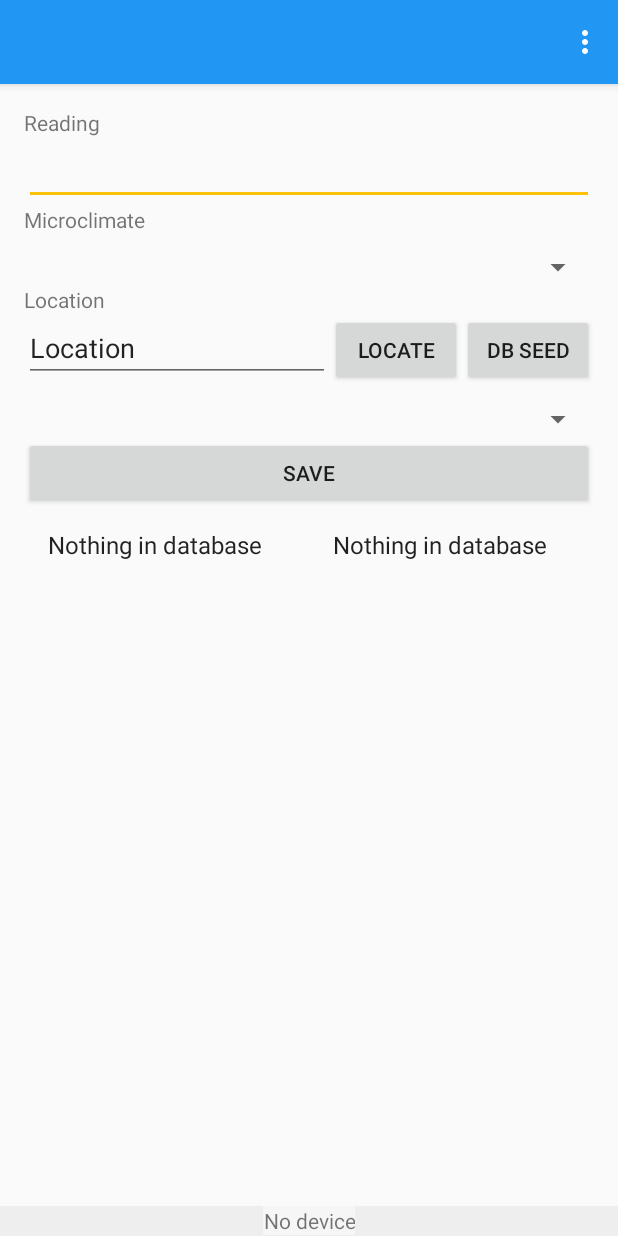
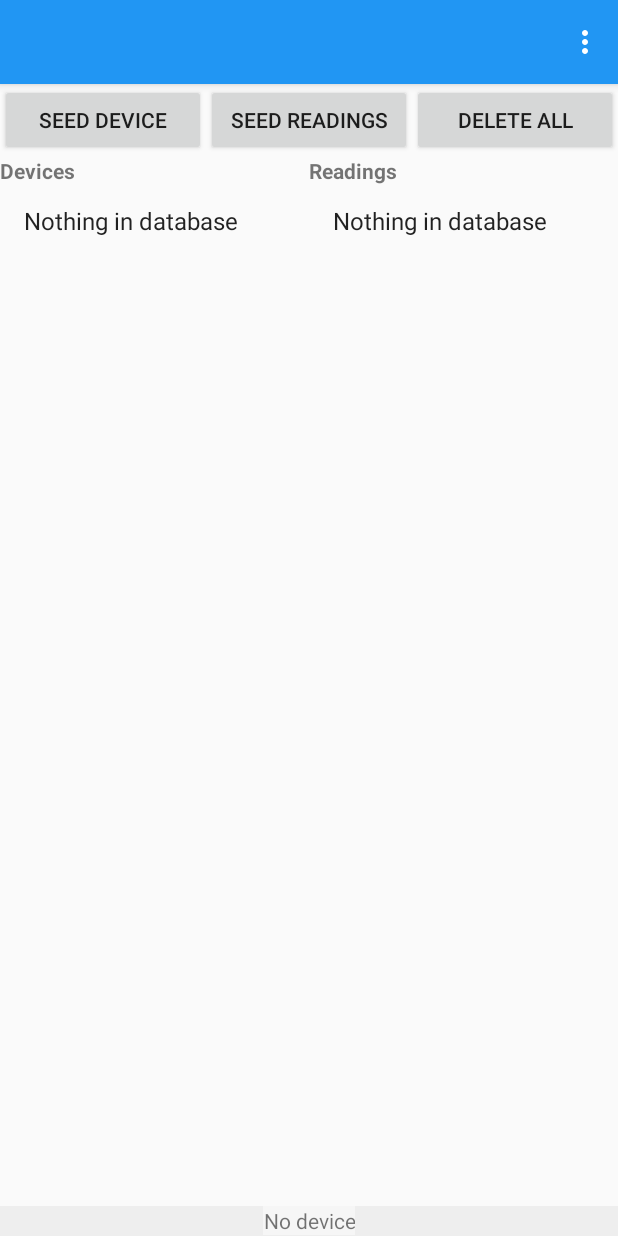
Before and after one commit to airers/viewair, an Android app: the fragment DevFragment placed in its activity, in the options menu, after a tap on an icon or button, on a phone screen of 412 x 824 dp. Run offline under Robolectric (Android 15) with nearby library versions, the phone set to English and light mode, and no system bars; libraries missing offline, so code that uses them is left out: com.jaredrummler.android, com.loopj.android, com.orm, com.orm.query, cz.msebera.android; 6 statements that could not run were skipped.

Commit message:
Cleaned up dev fragment. Provided better seeding.

```diff
--- a/app/src/main/java/com/chaijiaxun/pm25tracker/DevFragment.java
+++ b/app/src/main/java/com/chaijiaxun/pm25tracker/DevFragment.java
@@ -6,30 +6,23 @@ import android.util.Log;
 import android.view.LayoutInflater;
 import android.view.View;
 import android.view.ViewGroup;
-import android.widget.AdapterView;
 import android.widget.ArrayAdapter;
 import android.widget.Button;
-import android.widget.EditText;
 import android.widget.ListView;
-import android.widget.Spinner;
 
 import com.chaijiaxun.pm25tracker.database.DatabaseDevice;
 import com.chaijiaxun.pm25tracker.database.DatabaseSeed;
 import com.chaijiaxun.pm25tracker.database.SensorReading;
+import com.orm.query.Select;
 
-import java.text.DateFormat;
 import java.text.SimpleDateFormat;
 import java.util.ArrayList;
-import java.util.Calendar;
-import java.util.Date;
-import java.util.Random;
+import java.util.List;
 
 public class DevFragment extends Fragment {
 
-    EditText sensorReading;
     ListView readingList;
     ListView devicesList;
-    double lat, lon;
 
     public DevFragment() {
 
@@ -51,59 +44,30 @@ public class DevFragment extends Fragment {
                              Bundle savedInstanceState) {
         // Inflate the layout for this fragment
 
-        View view = inflater.inflate(R.layout.content_main, container, false);
+        View view = inflater.inflate(R.layout.fragment_dev, container, false);
 
-        final Button saveButton = (Button) view.findViewById(R.id.button_save);
-        saveButton.setOnClickListener(new View.OnClickListener() {
+
+        final Button deleteButton = (Button) view.findViewById(R.id.button_db_delete);
+        deleteButton.setOnClickListener(new View.OnClickListener() {
             public void onClick(View v) {
-                saveReading();
+                clickDbDelete();
             }
         });
 
-        final Button locateButton = (Button) view.findViewById(R.id.button_locate);
-        locateButton.setOnClickListener(new View.OnClickListener() {
+        final Button dbSeedReadingButton = (Button) view.findViewById(R.id.button_db_seed_reading);
+        dbSeedReadingButton.setOnClickListener(new View.OnClickListener() {
             public void onClick(View v) {
-                clickLocation();
+                clickDbReadingSeed();
             }
         });
 
-        final Button dbSeedButton = (Button) view.findViewById(R.id.button_db_seed);
-        dbSeedButton.setOnClickListener(new View.OnClickListener() {
+        final Button dbSeedDeviceButton = (Button) view.findViewById(R.id.button_db_seed_device);
+        dbSeedDeviceButton.setOnClickListener(new View.OnClickListener() {
             public void onClick(View v) {
-                clickDbSeed();
+                clickDbDeviceSeed();
             }
         });
 
-        Spinner spinner = (Spinner) view.findViewById(R.id.spinner_reading_filter);
-        ArrayAdapter<CharSequence> adapter = ArrayAdapter.createFromResource(getContext(),
-                R.array.microclimate_array, android.R.layout.simple_spinner_item);
-        adapter.setDropDownViewResource(android.R.layout.simple_spinner_dropdown_item);
-        spinner.setAdapter(adapter);
-        spinner.setOnItemSelectedListener(new AdapterView.OnItemSelectedListener() {
-            /**
-             * Called when a new item is selected (in the Spinner)
-             */
-            public void onItemSelected(AdapterView<?> parent, View view,
-                                       int pos, long id) {
-                String selected = (String) parent.getItemAtPosition(pos);
-                switch (selected){
-                    case "Indoors": loadReadings();
-                        break;
-                    case "Outdoors": loadReadings();
-                        break;
-                }
-                Log.d("OnDateChangeListener", (String) parent.getItemAtPosition(pos));
-                //Toast.makeText(MyActivity.this, "Hello Toast",Toast.LENGTH_SHORT).show();
-                //loadReadings();
-            }
-
-            public void onNothingSelected(AdapterView<?> parent) {
-                // Do nothing, just another required interface callback
-            }
-
-        });
-
-        sensorReading = (EditText) view.findViewById(R.id.sensor_reading);
         readingList = (ListView) view.findViewById(R.id.readings_view);
         devicesList = (ListView) view.findViewById(R.id.devices_view);
         loadReadings();
@@ -113,51 +77,38 @@ public class DevFragment extends Fragment {
 
     }
 
-    public void clickLocation() {
+    public void clickDbDelete() {
         SensorReading.deleteAll(SensorReading.class);
         DatabaseDevice.deleteAll(DatabaseDevice.class);
         loadReadings();
         loadDevices();
     }
 
-    public void clickDbSeed() {
-        DatabaseSeed.seed(10);
-        DatabaseDevice databaseDevice = new DatabaseDevice("Device Name", "123");
-        databaseDevice.save();
+    public void clickDbDeviceSeed() {
+        DatabaseSeed.seedDevice();
+
         loadReadings();
         loadDevices();
     }
 
-    public void saveReading() {
-        Log.d("MainActivity", "Saving reading");
-        String text = sensorReading.getText().toString();
-        float readingInt;
-        try {
-            readingInt = Integer.parseInt(text);
-        } catch (NumberFormatException e) {
-            readingInt = 0;
-        }
-
-        Date date = new Date();
-        SensorReading reading = new SensorReading(0, date, readingInt, 0, (float)lat, (float)lon, 0, 0);
-
-        reading.save();
-        Log.d("MainActivity", reading.toString());
+    public void clickDbReadingSeed() {
+        DatabaseSeed.seedReadings(10);
 
         loadReadings();
+        loadDevices();
     }
 
     public void loadReadings() {
-        ArrayList<SensorReading> list = (ArrayList)SensorReading.getList();
+        List<SensorReading> list = Select.from(SensorReading.class).orderBy("time").list();
         String[] values;
-        String outputPattern = "dd/MMM h:mm a";
+        String outputPattern = "dd MMM h:mm a";
         SimpleDateFormat outputFormat = new SimpleDateFormat(outputPattern);
         Log.d("Load Readings", list.size() + " ");
         if ( list.size() > 0 ) {
             values = new String[list.size()];
             for ( int i = 0; i < list.size(); i++ ) {
-
-                values[i] = "Time: " + String.valueOf(outputFormat.format(list.get(i).getTime()));
+                values[i] = "Device: " + String.valueOf(list.get(i).getLocalDeviceID());
+                values[i] += "\n" + String.valueOf(outputFormat.format(list.get(i).getTime()));
                 values[i] += "\nReading: " + String.valueOf(list.get(i).getPollutantLevel());
                 values[i] += "\nmClimate: " + String.valueOf(list.get(i).getMicroclimate());
             }
@@ -178,7 +129,9 @@ public class DevFragment extends Fragment {
         if ( list.size() > 0 ) {
             values = new String[list.size()];
             for ( int i = 0; i < list.size(); i++ ) {
-                values[i] = "UUID: " + String.valueOf(list.get(i).getUuid());
+                values[i] = "ID: " + String.valueOf(list.get(i).getId());
+                values[i] += "\nUUID: " + String.valueOf(list.get(i).getUuid());
+
                 values[i] += "\nName: " + String.valueOf(list.get(i).getName());
             }
         } else {
--- a/app/src/main/java/com/chaijiaxun/pm25tracker/ReadingsFragment.java
+++ b/app/src/main/java/com/chaijiaxun/pm25tracker/ReadingsFragment.java
@@ -29,9 +29,7 @@ import java.util.List;
 import java.util.Random;
 
 public class ReadingsFragment extends Fragment {
-    EditText sensorReading;
     ListView readingList;
-    double lat, lon;
 
     Button prevButton, nextButton;
     Calendar selectedDate;
@@ -126,7 +124,6 @@ public class ReadingsFragment extends Fragment {
 
         });
 
-        sensorReading = (EditText) view.findViewById(R.id.sensor_reading);
         readingList = (ListView) view.findViewById(R.id.readings_view);
         updatePage();
 
--- a/app/src/main/java/com/chaijiaxun/pm25tracker/database/SensorReading.java
+++ b/app/src/main/java/com/chaijiaxun/pm25tracker/database/SensorReading.java
@@ -64,6 +64,10 @@ public class SensorReading extends SugarRecord {
         return locationAccuracy;
     }
 
+    public long getLocalDeviceID() {
+        return localDeviceID;
+    }
+
     public static List<SensorReading> getList() {
         return SensorReading.listAll(SensorReading.class);
     }
--- a/app/src/main/java/com/chaijiaxun/pm25tracker/server/ServerDataManager.java
+++ b/app/src/main/java/com/chaijiaxun/pm25tracker/server/ServerDataManager.java
@@ -10,7 +10,7 @@ import cz.msebera.android.httpclient.Header;
  */
 public class ServerDataManager {
 
-    private static final String BASE_URL = "http://aircyclopedia.justyeo.com/api/v1/";
+    private static final String BASE_URL = "http://128.199.69.0/api/v1/";
 
     private static AsyncHttpClient client = new AsyncHttpClient();
 
--- a/app/src/main/res/layout/content_main.xml
+++ /dev/null
@@ -1,112 +0,0 @@
-<?xml version="1.0" encoding="utf-8"?>
-<FrameLayout xmlns:android="http://schemas.android.com/apk/res/android"
-    xmlns:tools="http://schemas.android.com/tools"
-    android:layout_width="match_parent"
-    android:layout_height="match_parent"
-    tools:context="com.chaijiaxun.pm25tracker.HomeFragment"
-    >
-
-    <RelativeLayout
-        android:id="@+id/content_main"
-        android:layout_width="match_parent"
-        android:layout_height="match_parent"
-        android:paddingBottom="@dimen/activity_vertical_margin"
-        android:paddingLeft="@dimen/activity_horizontal_margin"
-        android:paddingRight="@dimen/activity_horizontal_margin"
-        android:paddingTop="@dimen/activity_vertical_margin">
-
-        <LinearLayout
-            android:layout_width="match_parent"
-            android:layout_height="match_parent"
-            android:layout_alignParentLeft="true"
-            android:layout_alignParentStart="true"
-            android:layout_alignParentTop="true"
-            android:orientation="vertical">
-
-            <TextView
-                android:id="@+id/reading_label"
-                android:layout_width="match_parent"
-                android:layout_height="wrap_content"
-                android:text="Reading" />
-
-            <EditText
-                android:id="@+id/sensor_reading"
-                android:layout_width="match_parent"
-                android:layout_height="wrap_content"
-                android:ems="10"
-                android:inputType="number" />
-
-            <TextView
-                android:id="@+id/microclimate_label"
-                android:layout_width="match_parent"
-                android:layout_height="wrap_content"
-                android:text="Microclimate" />
-
-            <Spinner
-                android:id="@+id/microclimate"
-                android:layout_width="match_parent"
-                android:layout_height="wrap_content"
-                android:layout_marginTop="10dp" />
-
-            <TextView
-                android:id="@+id/location_label"
-                android:layout_width="match_parent"
-                android:layout_height="wrap_content"
-                android:text="Location" />
-
-            <LinearLayout
-                android:layout_width="match_parent"
-                android:layout_height="wrap_content"
-                android:orientation="horizontal">
-
-                <EditText
-                    android:id="@+id/editText3"
-                    android:layout_width="wrap_content"
-                    android:layout_height="wrap_content"
-                    android:layout_weight="1"
-                    android:ems="10"
-                    android:inputType="textPersonName"
-                    android:text="Location" />
-
-                <Button
-                    android:id="@+id/button_locate"
-                    android:layout_width="wrap_content"
-                    android:layout_height="wrap_content"
-                    android:text="Locate" />
-                <Button
-                    android:id="@+id/button_db_seed"
-                    android:layout_width="wrap_content"
-                    android:layout_height="wrap_content"
-                    android:text="DB Seed" />
-            </LinearLayout>
-
-            <Spinner
-                android:id="@+id/spinner_reading_filter"
-                android:layout_width="match_parent"
-                android:layout_height="wrap_content"
-                android:layout_marginTop="10dp" />
-
-            <Button
-                android:id="@+id/button_save"
-                android:layout_width="match_parent"
-                android:layout_height="wrap_content"
-                android:text="Save" />
-
-            <LinearLayout
-                android:layout_width="match_parent"
-                android:layout_height="wrap_content"
-                android:orientation="horizontal">
-                <ListView
-                    android:id="@+id/readings_view"
-                    android:layout_width="match_parent"
-                    android:layout_height="match_parent"
-                    android:layout_weight="1"/>
-                <ListView
-                    android:id="@+id/devices_view"
-                    android:layout_width="match_parent"
-                    android:layout_height="match_parent"
-                    android:layout_weight="1"/>
-                </LinearLayout>
-            </LinearLayout>
-    </RelativeLayout>
-</FrameLayout>
--- /dev/null
+++ b/app/src/main/res/layout/fragment_dev.xml
@@ -0,0 +1,85 @@
+<?xml version="1.0" encoding="utf-8"?>
+<FrameLayout xmlns:android="http://schemas.android.com/apk/res/android"
+    xmlns:tools="http://schemas.android.com/tools"
+    android:layout_width="match_parent"
+    android:layout_height="match_parent"
+    tools:context="com.chaijiaxun.pm25tracker.HomeFragment"
+    >
+
+    <LinearLayout
+        android:layout_width="match_parent"
+        android:layout_height="match_parent"
+        android:layout_alignParentLeft="true"
+        android:layout_alignParentStart="true"
+        android:layout_alignParentTop="true"
+        android:orientation="vertical">
+
+        <LinearLayout
+            android:layout_width="match_parent"
+            android:layout_height="wrap_content"
+            android:orientation="horizontal">
+            <Button
+                android:id="@+id/button_db_seed_device"
+                android:layout_width="0dp"
+                android:layout_weight="1"
+                android:layout_height="wrap_content"
+                android:text="Seed Device" />
+
+            <Button
+                android:id="@+id/button_db_seed_reading"
+                android:layout_width="0dp"
+                android:layout_weight="1"
+                android:layout_height="wrap_content"
+                android:text="Seed Readings" />
+
+            <Button
+                android:id="@+id/button_db_delete"
+                android:layout_width="0dp"
+                android:layout_weight="1"
+                android:layout_height="wrap_content"
+                android:text="Delete all" />
+        </LinearLayout>
+
+
+        <LinearLayout
+            android:layout_width="match_parent"
+            android:layout_height="0dp"
+            android:layout_weight="1"
+            android:orientation="horizontal">
+            <LinearLayout
+                android:layout_width="0dp"
+                android:layout_weight="1"
+                android:layout_height="wrap_content"
+                android:orientation="vertical">
+                <TextView
+                    android:layout_width="match_parent"
+                    android:layout_height="wrap_content"
+                    android:textStyle="bold"
+                    android:text="Devices"/>
+                <ListView
+                    android:id="@+id/devices_view"
+                    android:layout_width="match_parent"
+                    android:layout_height="0dp"
+                    android:layout_weight="1"/>
+            </LinearLayout>
+            <LinearLayout
+                android:layout_width="0dp"
+                android:layout_weight="1"
+                android:layout_height="wrap_content"
+                android:orientation="vertical">
+                <TextView
+                    android:layout_width="match_parent"
+                    android:layout_height="wrap_content"
+                    android:textStyle="bold"
+                    android:text="Readings"/>
+
+                <ListView
+                    android:id="@+id/readings_view"
+                    android:layout_width="match_parent"
+                    android:layout_height="0dp"
+                    android:layout_weight="1" />
+            </LinearLayout>
+
+        </LinearLayout>
+    </LinearLayout>
+</FrameLayout>
```
Also changed, not shown: app/src/main/java/com/chaijiaxun/pm25tracker/database/DatabaseSeed.java (+38 -3 lines).
